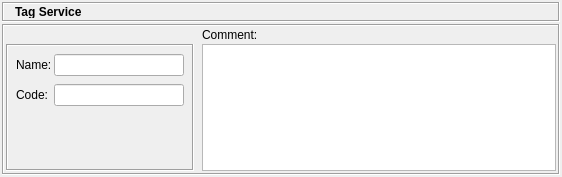
Before: the Qt Designer form src/gui/tagservicedialog_q.ui in fwbuilder/fwbuilder, drawn with Qt 5.
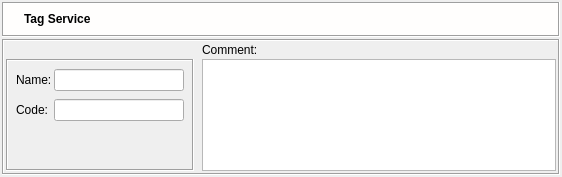
After: the same form once the commit is applied. Icons and pictures are not drawn.

The edit to the form file:
```diff
--- a/src/gui/tagservicedialog_q.ui
+++ b/src/gui/tagservicedialog_q.ui
@@ -59,9 +59,76 @@
        <property name="minimumSize" >
         <size>
          <width>16</width>
-         <height>20</height>
+         <height>35</height>
         </size>
        </property>
+       <property name="palette" >
+        <palette>
+         <active>
+          <colorrole role="Base" >
+           <brush brushstyle="SolidPattern" >
+            <color alpha="255" >
+             <red>255</red>
+             <green>255</green>
+             <blue>255</blue>
+            </color>
+           </brush>
+          </colorrole>
+          <colorrole role="Window" >
+           <brush brushstyle="SolidPattern" >
+            <color alpha="255" >
+             <red>255</red>
+             <green>254</green>
+             <blue>253</blue>
+            </color>
+           </brush>
+          </colorrole>
+         </active>
+         <inactive>
+          <colorrole role="Base" >
+           <brush brushstyle="SolidPattern" >
+            <color alpha="255" >
+             <red>255</red>
+             <green>255</green>
+             <blue>255</blue>
+            </color>
+           </brush>
+          </colorrole>
+          <colorrole role="Window" >
+           <brush brushstyle="SolidPattern" >
+            <color alpha="255" >
+             <red>255</red>
+             <green>254</green>
+             <blue>253</blue>
+            </color>
+           </brush>
+          </colorrole>
+         </inactive>
+         <disabled>
+          <colorrole role="Base" >
+           <brush brushstyle="SolidPattern" >
+            <color alpha="255" >
+             <red>255</red>
+             <green>254</green>
+             <blue>253</blue>
+            </color>
+           </brush>
+          </colorrole>
+          <colorrole role="Window" >
+           <brush brushstyle="SolidPattern" >
+            <color alpha="255" >
+             <red>255</red>
+             <green>254</green>
+             <blue>253</blue>
+            </color>
+           </brush>
+          </colorrole>
+         </disabled>
+        </palette>
+       </property>
+       <property name="autoFillBackground" >
+        <bool>true</bool>
+       </property>
        <property name="frameShape" >
         <enum>QFrame::Box</enum>
        </property>
@@ -87,7 +154,7 @@
         <property name="verticalSpacing" >
          <number>2</number>
         </property>
-        <item row="0" column="1" >
+        <item row="0" column="2" >
          <widget class="QLabel" name="editorTitle" >
           <property name="font" >
            <font>
@@ -122,6 +189,22 @@
           </property>
          </widget>
         </item>
+        <item row="0" column="1" >
+         <widget class="QLabel" name="label" >
+          <property name="sizePolicy" >
+           <sizepolicy vsizetype="Preferred" hsizetype="Maximum" >
+            <horstretch>0</horstretch>
+            <verstretch>0</verstretch>
+           </sizepolicy>
+          </property>
+          <property name="text" >
+           <string/>
+          </property>
+          <property name="pixmap" >
+           <pixmap resource="MainRes.qrc" >:/Icons/Tag</pixmap>
+          </property>
+         </widget>
+        </item>
        </layout>
       </widget>
      </item>
```
Left out of the diff: 4 changed lines with no effect on the pictures.
